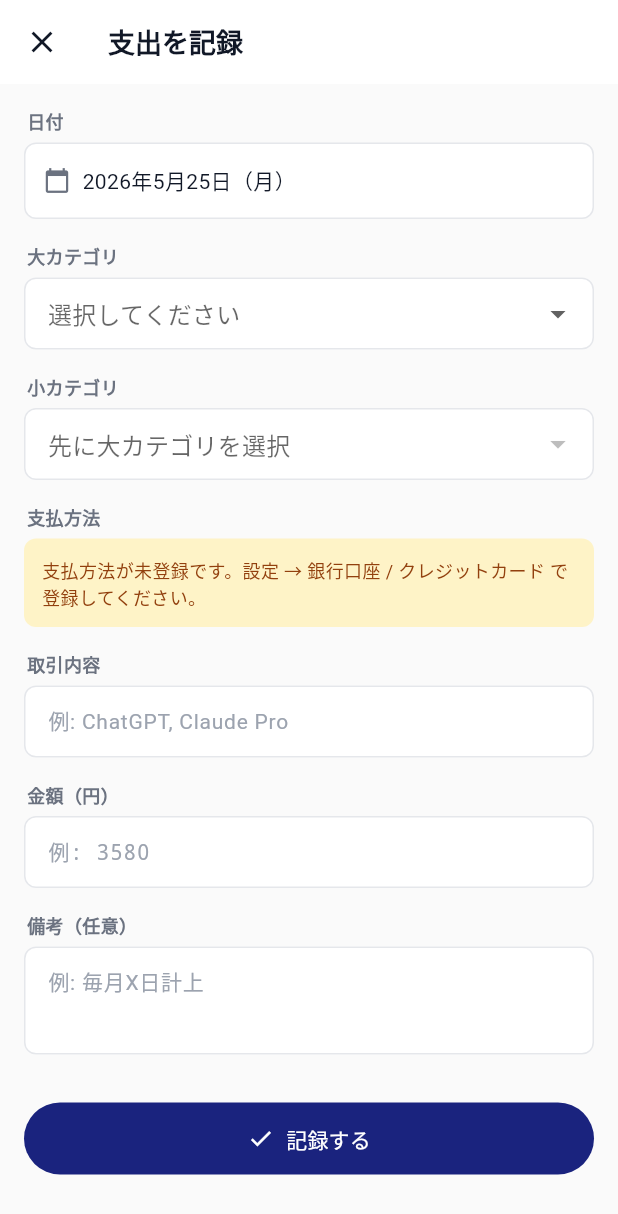
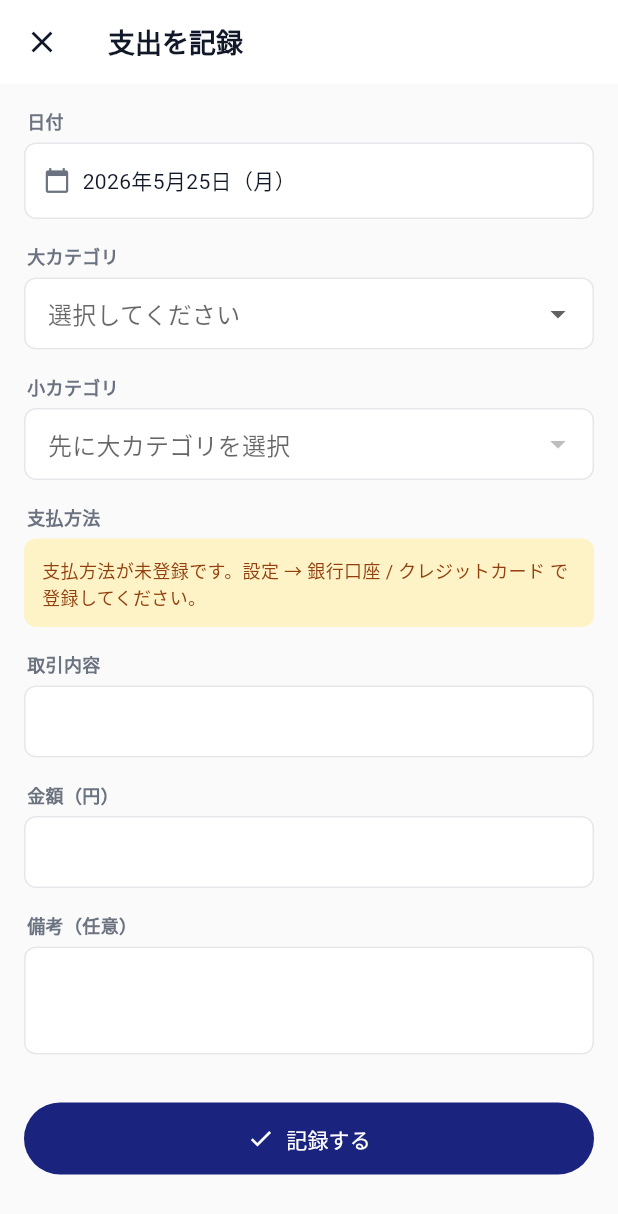
Before and after one commit to fffuttta-design/finance-apps, a Flutter app: the ExpenseInputScreen screen opened directly, on a phone screen of 412 x 824 dp. Shown: the top 1214 px of the screen. Run offline on Flutter 3.47's test engine with Material 3 defaults, Android fonts, the phone set to English and light mode, and no system bars; our stand-ins replace firebase_core, shared_preferences; accounts and stored records are empty.

Commit message:
refactor(futa): UX調整 - DatePicker日本語化 + 支出入力のプレースホルダ削除
① 日付ピッカーの日本語化
- flutter_localizations を追加
- MaterialApp に GlobalMaterialLocalizations/Widgets/Cupertino のデリゲートを設定
- supportedLocales: [ja-JP, en-US]、locale: ja-JP で強制
- これにより showDatePicker のヘッダー/曜日/ボタン文言が日本語化

② プレースホルダ削除（支出入力）
- 取引内容: hint "例: ChatGPT, Claude Pro" 削除
- 金額: hint "例: 3580" 削除
- 備考: hint "例: 毎月X日計上" 削除
- ラベルだけで完結したクリーンな入力UIに

version: 1.0.7+8 → 1.0.8+9

Co-Authored-By: Claude Opus 4.7 (1M context) <noreply@anthropic.com>

```diff
--- a/apps/futa_finance/lib/screens/expense_input_screen.dart
+++ b/apps/futa_finance/lib/screens/expense_input_screen.dart
@@ -237,8 +237,7 @@ class _ExpenseInputScreenState extends State<ExpenseInputScreen> {
               _label('取引内容'),
               TextFormField(
                 controller: _descCtrl,
-                decoration:
-                    _inputDecoration(hint: '例: ChatGPT, Claude Pro'),
+                decoration: _inputDecoration(),
                 validator: (v) =>
                     (v == null || v.trim().isEmpty) ? '入力してください' : null,
               ),
@@ -249,7 +248,7 @@ class _ExpenseInputScreenState extends State<ExpenseInputScreen> {
               TextFormField(
                 controller: _amountCtrl,
                 keyboardType: TextInputType.number,
-                decoration: _inputDecoration(hint: '例: 3580'),
+                decoration: _inputDecoration(),
                 style: const TextStyle(
                     fontFamily: 'monospace', fontSize: 16),
                 validator: (v) {
@@ -265,7 +264,7 @@ class _ExpenseInputScreenState extends State<ExpenseInputScreen> {
               TextFormField(
                 controller: _memoCtrl,
                 maxLines: 2,
-                decoration: _inputDecoration(hint: '例: 毎月X日計上'),
+                decoration: _inputDecoration(),
               ),
               const SizedBox(height: 32),
 
--- a/apps/futa_finance/lib/screens/home_screen.dart
+++ b/apps/futa_finance/lib/screens/home_screen.dart
@@ -250,7 +250,7 @@ class _HomeScreenState extends State<HomeScreen> {
             borderRadius: BorderRadius.circular(4),
           ),
           child: const Text(
-            'v1.0.7+8  /  com.futa.finance',
+            'v1.0.8+9  /  com.futa.finance',
             style: TextStyle(
                 fontSize: 10,
                 color: Color(0xFF9CA3AF),
--- a/apps/futa_finance/pubspec.yaml
+++ b/apps/futa_finance/pubspec.yaml
@@ -17,7 +17,7 @@ resolution: workspace
 # https://developer.apple.com/library/archive/documentation/General/Reference/InfoPlistKeyReference/Articles/CoreFoundationKeys.html
 # In Windows, build-name is used as the major, minor, and patch parts
 # of the product and file versions while build-number is used as the build suffix.
-version: 1.0.7+8
+version: 1.0.8+9
 
 environment:
   sdk: ^3.11.4
@@ -30,6 +30,8 @@ environment:
 # versions available, run `flutter pub outdated`.
 dependencies:
   flutter:
+    sdk: flutter
+  flutter_localizations:
     sdk: flutter
 
   cupertino_icons: ^1.0.8
```
Also changed, not shown: apps/futa_finance/lib/main.dart (+12 -0 lines), 1 other file.
